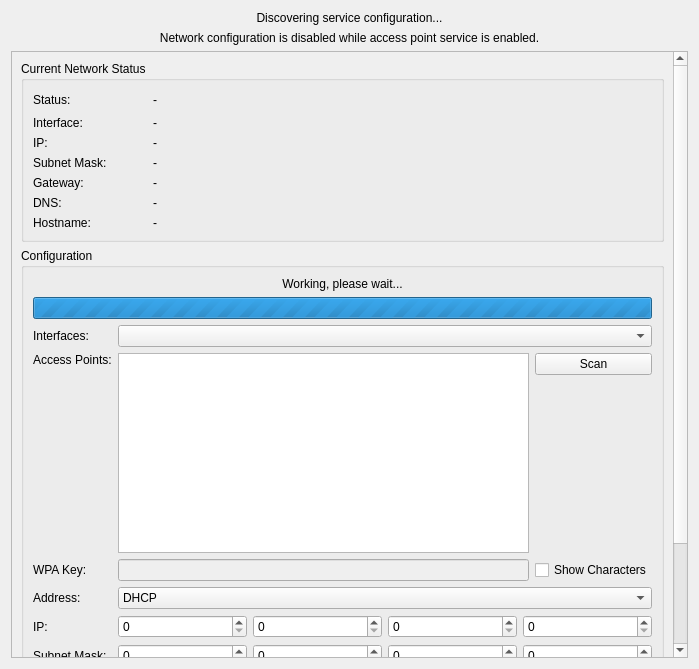
Before: the Qt Designer form src/brickv/plugin_system/plugins/red/ui/red_tab_settings_network.ui in Tinkerforge/brickv, drawn with Qt 5.
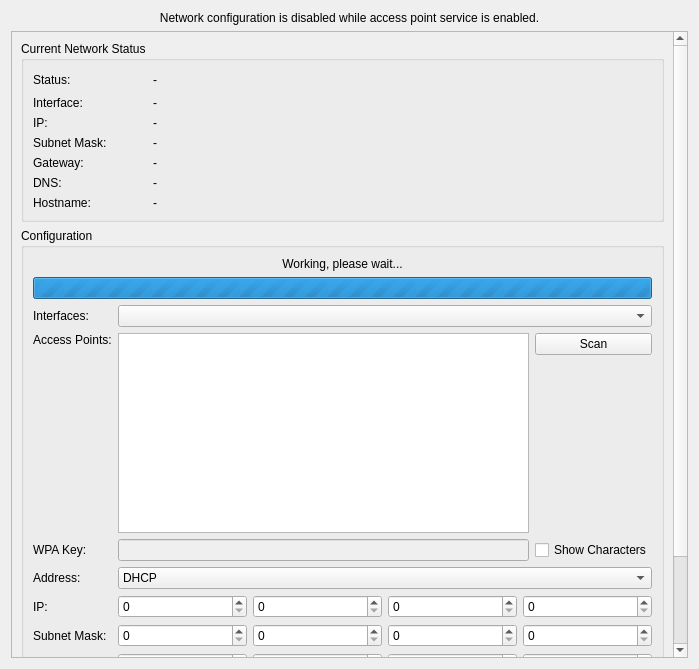
After: the same form once the commit is applied.

Commit message:
red-brick: Centralize service state discovery
Instead of reading the service state in multiple places just read it
once in the settings tab and cache it.

Also simplify the services tab by removing the refresh button, because
the service configuration cannot change at runtime.

The edit to the form file:
```diff
--- a/src/brickv/plugin_system/plugins/red/ui/red_tab_settings_network.ui
+++ b/src/brickv/plugin_system/plugins/red/ui/red_tab_settings_network.ui
@@ -14,7 +14,7 @@
    <string>Form</string>
   </property>
   <layout class="QGridLayout" name="gridLayout">
-   <item row="1" column="0">
+   <item row="0" column="0">
     <widget class="QLabel" name="label_net_disabled">
      <property name="text">
       <string>Network configuration is disabled while access point service is enabled.</string>
@@ -27,7 +27,7 @@
      </property>
     </widget>
    </item>
-   <item row="2" column="0">
+   <item row="1" column="0">
     <widget class="QScrollArea" name="sarea_net">
      <property name="widgetResizable">
       <bool>true</bool>
@@ -605,19 +605,6 @@
      </widget>
     </widget>
    </item>
-   <item row="0" column="0">
-    <widget class="QLabel" name="label_net_discovering">
-     <property name="text">
-      <string>Discovering service configuration...</string>
-     </property>
-     <property name="alignment">
-      <set>Qt::AlignCenter</set>
-     </property>
-     <property name="wordWrap">
-      <bool>true</bool>
-     </property>
-    </widget>
-   </item>
   </layout>
  </widget>
  <tabstops>
```
The commit also changes 12 other files.
